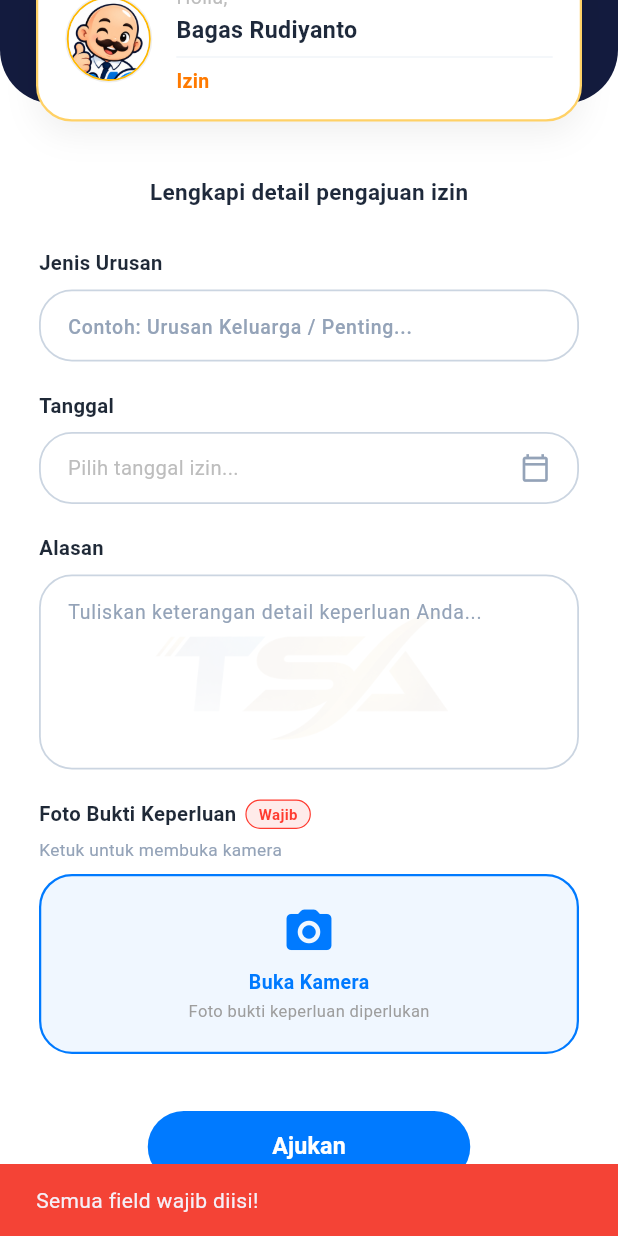
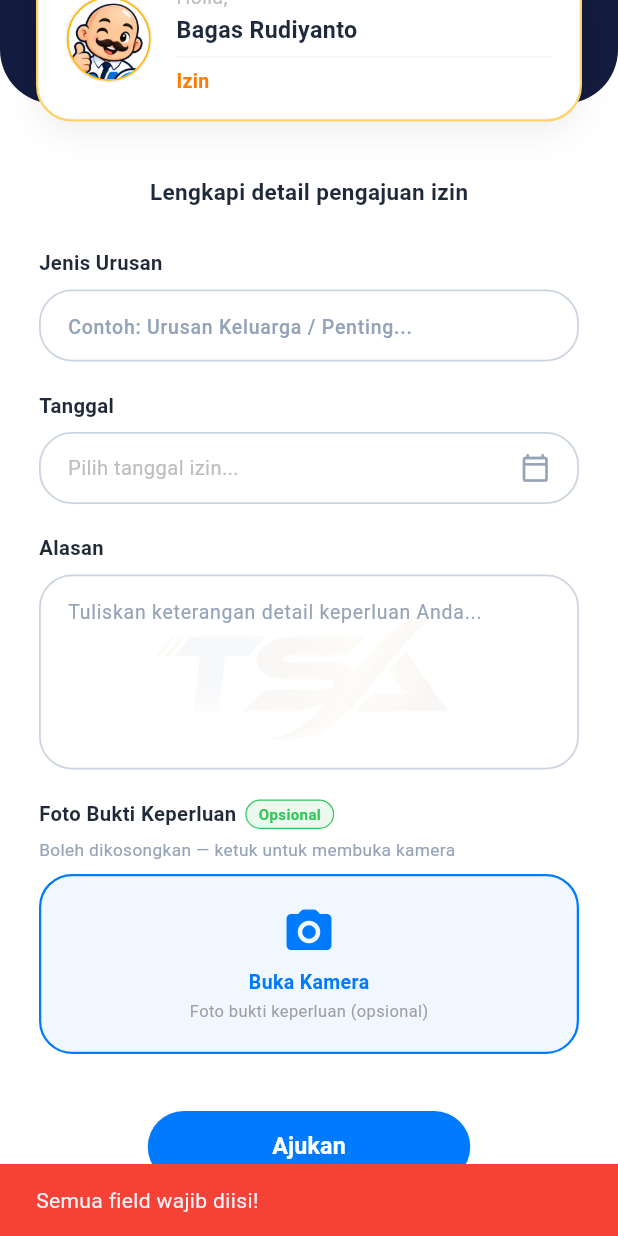
Before and after one commit to Sattria87/Tsaabsen, a Flutter app: the NecessityPermissionScreen screen opened directly with empty values, scrolled down 81 dp, after a tap on "Ajukan", on a phone screen of 412 x 824 dp. Run offline on Flutter 3.47's test engine with Material 3 defaults, Android fonts, the phone set to English and light mode, and no system bars; our stand-ins replace camera, flutter_local_notifications, flutter_map, geolocator, image_picker, latlong2 and 4 more; missing offline and left inert: workmanager; accounts and stored records are empty.

Commit message:
feat: foto bukti keperluan sekarang opsional, tidak wajib

```diff
--- a/lib/screens/necessity_permission_screen.dart
+++ b/lib/screens/necessity_permission_screen.dart
@@ -81,24 +81,12 @@
       return;
     }
 
-    // Foto bukti keperluan WAJIB dilampirkan
-    if (_selectedImage == null) {
-      ScaffoldMessenger.of(context).showSnackBar(
-        const SnackBar(
-          content: Text(
-            'Foto bukti keperluan wajib dilampirkan! Ketuk kotak foto untuk membuka kamera.',
-          ),
-          backgroundColor: Colors.orange,
-          duration: Duration(seconds: 3),
-        ),
-      );
-      return;
-    }
-
+    // Foto bukti keperluan OPSIONAL — tidak wajib dilampirkan
     setState(() => _isLoading = true);
 
+    final bool adaFoto = _selectedImage != null;
     String fullReason =
-        'Jenis Urusan: ${_jenisUrusanController.text.trim()} | Tanggal: ${_dateController.text} | Alasan: ${_reasonController.text.trim()} | [Dokumen Bukti Terlampir]';
+        'Jenis Urusan: ${_jenisUrusanController.text.trim()} | Tanggal: ${_dateController.text} | Alasan: ${_reasonController.text.trim()}${adaFoto ? ' | [Dokumen Bukti Terlampir]' : ''}';
 
     // Konversi foto ke base64 untuk dikirim ke backend
     String? imageBase64;
@@ -485,7 +473,7 @@
 
                     const SizedBox(height: 20),
 
-                    // D. LABEL & UNGGAH DOKUMEN PENDUKUNG (WAJIB — BUKA KAMERA)
+                    // D. LABEL & UNGGAH DOKUMEN PENDUKUNG (OPSIONAL — BUKA KAMERA)
                     Row(
                       children: [
                         const Text(
@@ -503,20 +491,20 @@
                             vertical: 2,
                           ),
                           decoration: BoxDecoration(
-                            color: const Color(0xFFFF3B30)
+                            color: const Color(0xFF34C759)
                                 .withValues(alpha: 0.1),
                             borderRadius: BorderRadius.circular(20),
                             border: Border.all(
-                              color: const Color(0xFFFF3B30),
+                              color: const Color(0xFF34C759),
                               width: 0.8,
                             ),
                           ),
                           child: const Text(
-                            'Wajib',
+                            'Opsional',
                             style: TextStyle(
                               fontSize: 10,
                               fontWeight: FontWeight.bold,
-                              color: Color(0xFFFF3B30),
+                              color: Color(0xFF34C759),
                             ),
                           ),
                         ),
@@ -524,7 +512,7 @@
                     ),
                     const SizedBox(height: 6),
                     const Text(
-                      'Ketuk untuk membuka kamera',
+                      'Boleh dikosongkan — ketuk untuk membuka kamera',
                       style: TextStyle(
                         fontSize: 11.5,
                         color: Color(0xFF94A3B8),
@@ -631,7 +619,7 @@
                                   ),
                                   const SizedBox(height: 2),
                                   Text(
-                                    'Foto bukti keperluan diperlukan',
+                                    'Foto bukti keperluan (opsional)',
                                     style: TextStyle(
                                       fontSize: 11,
                                       color: Colors.grey.shade500,
```
